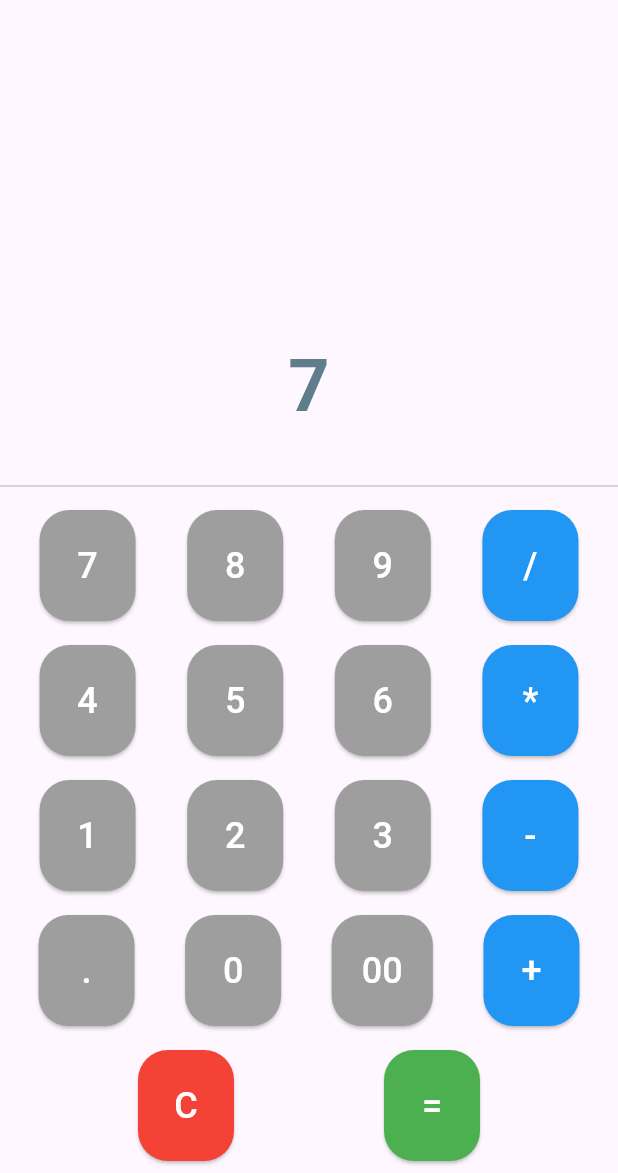
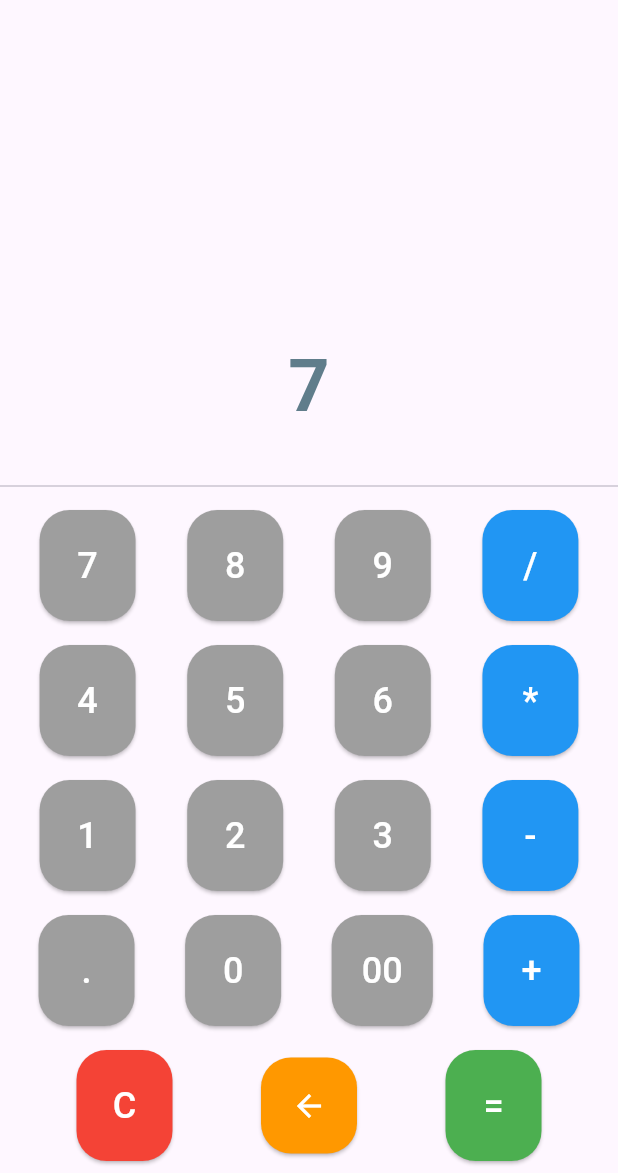
Before and after one commit to quan2003/Calculator_Flutter, a Flutter app: the screen it shows after launch, after a tap on an icon or button, on a phone screen of 412 x 824 dp, the part 63-1236 px from its top. Run offline on Flutter 3.47's test engine with Material 3 defaults, Android fonts, the phone set to English and light mode, and no system bars.

Commit message:
Add backspace function

```diff
--- a/lib/main.dart
+++ b/lib/main.dart
@@ -43,6 +43,25 @@ class _CalculatorState extends State<Calculator> {
         _currentNumber = "";
         _operation = "";
         _result = 0.0;
+      } else if (buttonText == "<--") {
+        if (_currentNumber.isNotEmpty) {
+          _currentNumber = _currentNumber.substring(0, _currentNumber.length - 1);
+          if (_currentNumber.isEmpty) {
+            _currentNumber = "0";
+          }
+          _output = _currentNumber;
+        } else if (_equation.isNotEmpty) {
+          // Xóa ký tự cuối cùng trong _equation
+          _equation = _equation.trimRight();
+          if (_equation.endsWith("+") || _equation.endsWith("-") || _equation.endsWith("*") || _equation.endsWith("/")) {
+            _equation = _equation.substring(0, _equation.length - 1).trimRight();
+          }
+          if (_equation.isNotEmpty) {
+            _currentNumber = _equation.split(' ').last;
+          } else {
+            _currentNumber = "0";
+          }
+        }
       } else if (buttonText == "+" || buttonText == "-" || buttonText == "/" || buttonText == "*") {
         if (_currentNumber.isNotEmpty) {
           if (_equation.isNotEmpty && !_equation.endsWith(" ")) {
@@ -147,19 +166,24 @@ class _CalculatorState extends State<Calculator> {
       ),
     );
   }
+
   List<Widget> _buildCalculatorButtons() {
     List<List<String>> buttons = [
       ["7", "8", "9", "/"],
       ["4", "5", "6", "*"],
       ["1", "2", "3", "-"],
       [".", "0", "00", "+"],
-      ["C", "="]
+      ["C", "<--", "="] // Thay đổi nút "Backspace" thành "<--"
     ];
     return buttons.map((List<String> row) {
       return Row(
         mainAxisAlignment: MainAxisAlignment.spaceEvenly,
         children: row.map((String buttonText) {
-          return buildButton(buttonText);
+          if (buttonText == "<--") {
+            return buildIconButton();
+          } else {
+            return buildButton(buttonText);
+          }
         }).toList(),
       );
     }).toList();
@@ -185,6 +209,27 @@ class _CalculatorState extends State<Calculator> {
     );
   }
 
+  Widget buildIconButton() {
+    return Container(
+      margin: const EdgeInsets.all(8.0),
+      child: ElevatedButton(
+        onPressed: () => buttonPressed("<--"),
+        style: ElevatedButton.styleFrom(
+          padding: const EdgeInsets.all(20.0),
+          shape: RoundedRectangleBorder(
+            borderRadius: BorderRadius.circular(20.0),
+          ),
+          backgroundColor: Colors.orange, // Màu cho nút Backspace
+        ),
+        child: Icon(
+          Icons.arrow_back, // Biểu tượng mũi tên
+          size: 24.0,
+          color: Colors.white,
+        ),
+      ),
+    );
+  }
+
   Color _getButtonColor(String buttonText) {
     if (buttonText == "C") {
       return Colors.red;
```
